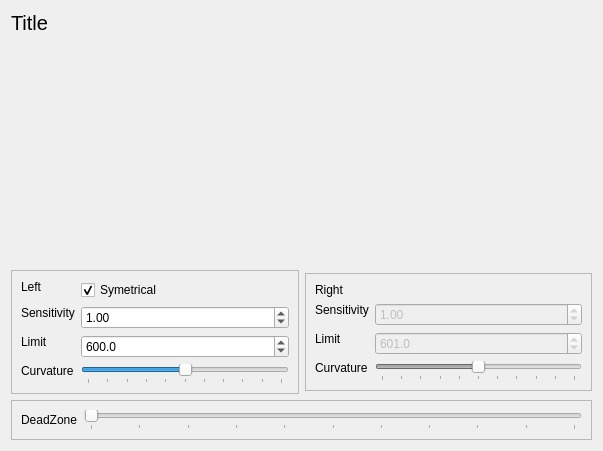
Old version of the form src/qt_gui/scurve.ui in the repository mavak/linux-track.
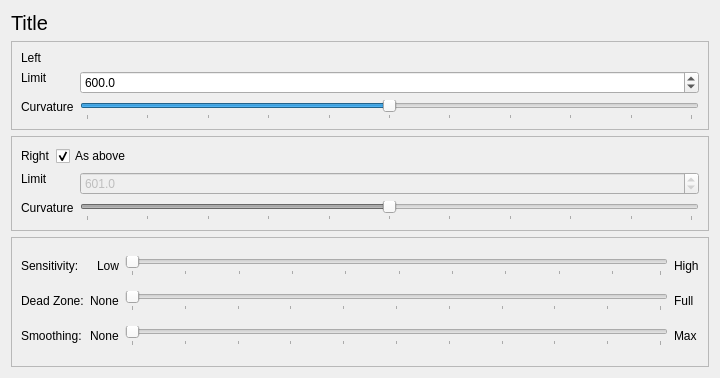
New version of the form.

```diff
--- a/src/qt_gui/scurve.ui
+++ b/src/qt_gui/scurve.ui
@@ -6,14 +6,14 @@
    <rect>
     <x>0</x>
     <y>0</y>
-    <width>603</width>
-    <height>451</height>
+    <width>720</width>
+    <height>378</height>
    </rect>
   </property>
   <property name="windowTitle">
    <string>Form</string>
   </property>
-  <layout class="QVBoxLayout" name="verticalLayout_3">
+  <layout class="QVBoxLayout" name="verticalLayout_4">
    <item>
     <widget class="QLabel" name="SCTitle">
      <property name="sizePolicy">
@@ -33,30 +33,12 @@
     </widget>
    </item>
    <item>
-    <layout class="QVBoxLayout" name="SCView">
-     <property name="sizeConstraint">
-      <enum>QLayout::SetMinimumSize</enum>
-     </property>
+    <layout class="QHBoxLayout" name="horizontalLayout_2">
      <item>
-      <spacer name="SCViewSpacer">
-       <property name="orientation">
-        <enum>Qt::Vertical</enum>
-       </property>
-       <property name="sizeType">
-        <enum>QSizePolicy::Expanding</enum>
-       </property>
-       <property name="sizeHint" stdset="0">
-        <size>
-         <width>20</width>
-         <height>1</height>
-        </size>
-       </property>
-      </spacer>
+      <layout class="QVBoxLayout" name="SCView"/>
      </item>
-    </layout>
-   </item>
    <item>
-    <layout class="QHBoxLayout" name="horizontalLayout_11">
+      <layout class="QVBoxLayout" name="verticalLayout_3">
      <item>
       <widget class="QFrame" name="frame_2">
        <property name="sizePolicy">
@@ -73,8 +55,6 @@
        </property>
        <layout class="QVBoxLayout" name="verticalLayout_2">
         <item>
-         <layout class="QFormLayout" name="formLayout_2">
-          <item row="0" column="0">
            <widget class="QLabel" name="SCLeftLabel">
             <property name="sizePolicy">
              <sizepolicy hsizetype="Preferred" vsizetype="Maximum">
@@ -87,58 +67,12 @@
             </property>
            </widget>
           </item>
-          <item row="0" column="1">
-           <widget class="QCheckBox" name="SCSymetrical">
-            <property name="sizePolicy">
-             <sizepolicy hsizetype="Minimum" vsizetype="Maximum">
-              <horstretch>0</horstretch>
-              <verstretch>0</verstretch>
-             </sizepolicy>
+          <item>
+           <layout class="QFormLayout" name="formLayout_2">
+            <property name="fieldGrowthPolicy">
+             <enum>QFormLayout::AllNonFixedFieldsGrow</enum>
             </property>
-            <property name="text">
-             <string>Symetrical</string>
-            </property>
-            <property name="checked">
-             <bool>true</bool>
-            </property>
-           </widget>
-          </item>
-          <item row="1" column="0">
-           <widget class="QLabel" name="label_9">
-            <property name="sizePolicy">
-             <sizepolicy hsizetype="Preferred" vsizetype="Maximum">
-              <horstretch>0</horstretch>
-              <verstretch>0</verstretch>
-             </sizepolicy>
-            </property>
-            <property name="text">
-             <string>Sensitivity</string>
-            </property>
-           </widget>
-          </item>
-          <item row="1" column="1">
-           <widget class="QDoubleSpinBox" name="SCLeftFactor">
-            <property name="sizePolicy">
-             <sizepolicy hsizetype="Minimum" vsizetype="Maximum">
-              <horstretch>0</horstretch>
-              <verstretch>0</verstretch>
-             </sizepolicy>
-            </property>
-            <property name="minimum">
-             <double>0.000000000000000</double>
-            </property>
-            <property name="maximum">
-             <double>100.000000000000000</double>
-            </property>
-            <property name="singleStep">
-             <double>0.100000000000000</double>
-            </property>
-            <property name="value">
-             <double>1.000000000000000</double>
-            </property>
-           </widget>
-          </item>
-          <item row="2" column="0">
+            <item row="0" column="0">
            <widget class="QLabel" name="label_2">
             <property name="sizePolicy">
              <sizepolicy hsizetype="Preferred" vsizetype="Maximum">
@@ -151,7 +85,7 @@
             </property>
            </widget>
           </item>
-          <item row="2" column="1">
+            <item row="0" column="1">
            <widget class="QDoubleSpinBox" name="SCLeftLimit">
             <property name="sizePolicy">
              <sizepolicy hsizetype="Minimum" vsizetype="Maximum">
@@ -173,7 +107,7 @@
             </property>
            </widget>
           </item>
-          <item row="3" column="0">
+            <item row="1" column="0">
            <widget class="QLabel" name="SCCurvL">
             <property name="sizePolicy">
              <sizepolicy hsizetype="Preferred" vsizetype="Maximum">
@@ -186,7 +120,7 @@
             </property>
            </widget>
           </item>
-          <item row="3" column="1">
+            <item row="1" column="1">
            <widget class="QSlider" name="SCLeftCurv">
             <property name="enabled">
              <bool>true</bool>
@@ -235,11 +169,11 @@
        </property>
        <layout class="QVBoxLayout" name="verticalLayout">
         <item>
-         <layout class="QFormLayout" name="formLayout">
-          <item row="0" column="0">
+           <layout class="QHBoxLayout" name="horizontalLayout_3">
+            <item>
            <widget class="QLabel" name="SCRightLabel">
             <property name="sizePolicy">
-             <sizepolicy hsizetype="Preferred" vsizetype="Maximum">
+               <sizepolicy hsizetype="Maximum" vsizetype="Maximum">
               <horstretch>0</horstretch>
               <verstretch>0</verstretch>
              </sizepolicy>
@@ -249,45 +183,30 @@
             </property>
            </widget>
           </item>
-          <item row="1" column="0">
-           <widget class="QLabel" name="label">
-            <property name="sizePolicy">
-             <sizepolicy hsizetype="Preferred" vsizetype="Maximum">
-              <horstretch>0</horstretch>
-              <verstretch>0</verstretch>
-             </sizepolicy>
-            </property>
-            <property name="text">
-             <string>Sensitivity</string>
-            </property>
-           </widget>
-          </item>
-          <item row="1" column="1">
-           <widget class="QDoubleSpinBox" name="SCRightFactor">
-            <property name="enabled">
-             <bool>false</bool>
-            </property>
+            <item>
+             <widget class="QCheckBox" name="SCSymetrical">
             <property name="sizePolicy">
              <sizepolicy hsizetype="Minimum" vsizetype="Maximum">
               <horstretch>0</horstretch>
               <verstretch>0</verstretch>
              </sizepolicy>
             </property>
-            <property name="minimum">
-             <double>0.000000000000000</double>
-            </property>
-            <property name="maximum">
-             <double>100.000000000000000</double>
-            </property>
-            <property name="singleStep">
-             <double>0.100000000000000</double>
-            </property>
-            <property name="value">
-             <double>1.000000000000000</double>
+              <property name="text">
+               <string>As above</string>
+              </property>
+              <property name="checked">
+               <bool>true</bool>
             </property>
            </widget>
           </item>
-          <item row="2" column="0">
+           </layout>
+          </item>
+          <item>
+           <layout class="QFormLayout" name="formLayout">
+            <property name="fieldGrowthPolicy">
+             <enum>QFormLayout::AllNonFixedFieldsGrow</enum>
+            </property>
+            <item row="0" column="0">
            <widget class="QLabel" name="label_3">
             <property name="sizePolicy">
              <sizepolicy hsizetype="Preferred" vsizetype="Maximum">
@@ -300,7 +219,7 @@
             </property>
            </widget>
           </item>
-          <item row="2" column="1">
+            <item row="0" column="1">
            <widget class="QDoubleSpinBox" name="SCRightLimit">
             <property name="enabled">
              <bool>false</bool>
@@ -325,7 +244,7 @@
             </property>
            </widget>
           </item>
-          <item row="3" column="0">
+            <item row="1" column="0">
            <widget class="QLabel" name="SCCurvR">
             <property name="sizePolicy">
              <sizepolicy hsizetype="Preferred" vsizetype="Maximum">
@@ -338,7 +257,7 @@
             </property>
            </widget>
           </item>
-          <item row="3" column="1">
+            <item row="1" column="1">
            <widget class="QSlider" name="SCRightCurv">
             <property name="enabled">
              <bool>false</bool>
@@ -373,20 +292,35 @@
      </item>
     </layout>
    </item>
+    </layout>
+   </item>
    <item>
     <widget class="QFrame" name="frame_3">
-     <property name="sizePolicy">
-      <sizepolicy hsizetype="Minimum" vsizetype="Maximum">
-       <horstretch>0</horstretch>
-       <verstretch>0</verstretch>
-      </sizepolicy>
-     </property>
      <property name="frameShape">
       <enum>QFrame::StyledPanel</enum>
      </property>
-     <layout class="QHBoxLayout" name="horizontalLayout_4">
+     <property name="frameShadow">
+      <enum>QFrame::Raised</enum>
+     </property>
+     <layout class="QHBoxLayout" name="horizontalLayout">
       <item>
-       <widget class="QLabel" name="SCDZoneLabel">
+       <layout class="QGridLayout" name="gridLayout">
+        <item row="1" column="0">
+         <widget class="QLabel" name="label_4">
+          <property name="text">
+           <string>Dead Zone:</string>
+          </property>
+         </widget>
+        </item>
+        <item row="2" column="0">
+         <widget class="QLabel" name="label_5">
+          <property name="text">
+           <string>Smoothing:</string>
+          </property>
+         </widget>
+        </item>
+        <item row="0" column="0">
+         <widget class="QLabel" name="label_9">
         <property name="sizePolicy">
          <sizepolicy hsizetype="Preferred" vsizetype="Maximum">
           <horstretch>0</horstretch>
@@ -394,11 +328,41 @@
          </sizepolicy>
         </property>
         <property name="text">
-         <string>DeadZone</string>
+           <string>Sensitivity:</string>
         </property>
        </widget>
       </item>
-      <item>
+        <item row="0" column="1">
+         <widget class="QLabel" name="label">
+          <property name="text">
+           <string>Low</string>
+          </property>
+          <property name="alignment">
+           <set>Qt::AlignRight|Qt::AlignTrailing|Qt::AlignVCenter</set>
+          </property>
+         </widget>
+        </item>
+        <item row="0" column="2">
+         <widget class="QSlider" name="SCFactor">
+          <property name="orientation">
+           <enum>Qt::Horizontal</enum>
+          </property>
+          <property name="tickPosition">
+           <enum>QSlider::TicksBelow</enum>
+          </property>
+          <property name="tickInterval">
+           <number>10</number>
+          </property>
+         </widget>
+        </item>
+        <item row="0" column="3">
+         <widget class="QLabel" name="label_6">
+          <property name="text">
+           <string>High</string>
+          </property>
+         </widget>
+        </item>
+        <item row="1" column="2">
        <widget class="QSlider" name="SCDeadZone">
         <property name="maximum">
          <number>100</number>
@@ -413,6 +377,55 @@
          <number>10</number>
         </property>
        </widget>
+        </item>
+        <item row="2" column="2">
+         <widget class="QSlider" name="SCFilterSlider">
+          <property name="minimum">
+           <number>0</number>
+          </property>
+          <property name="maximum">
+           <number>100</number>
+          </property>
+          <property name="orientation">
+           <enum>Qt::Horizontal</enum>
+          </property>
+          <property name="tickPosition">
+           <enum>QSlider::TicksBelow</enum>
+          </property>
+          <property name="tickInterval">
+           <number>10</number>
+          </property>
+         </widget>
+        </item>
+        <item row="1" column="1">
+         <widget class="QLabel" name="label_7">
+          <property name="text">
+           <string>None</string>
+          </property>
+         </widget>
+        </item>
+        <item row="1" column="3">
+         <widget class="QLabel" name="label_8">
+          <property name="text">
+           <string>Full</string>
+          </property>
+         </widget>
+        </item>
+        <item row="2" column="1">
+         <widget class="QLabel" name="label_10">
+          <property name="text">
+           <string>None</string>
+          </property>
+         </widget>
+        </item>
+        <item row="2" column="3">
+         <widget class="QLabel" name="label_11">
+          <property name="text">
+           <string>Max</string>
+          </property>
+         </widget>
+        </item>
+       </layout>
       </item>
      </layout>
     </widget>
```
Lines whose indentation alone changed are shown as unchanged.
